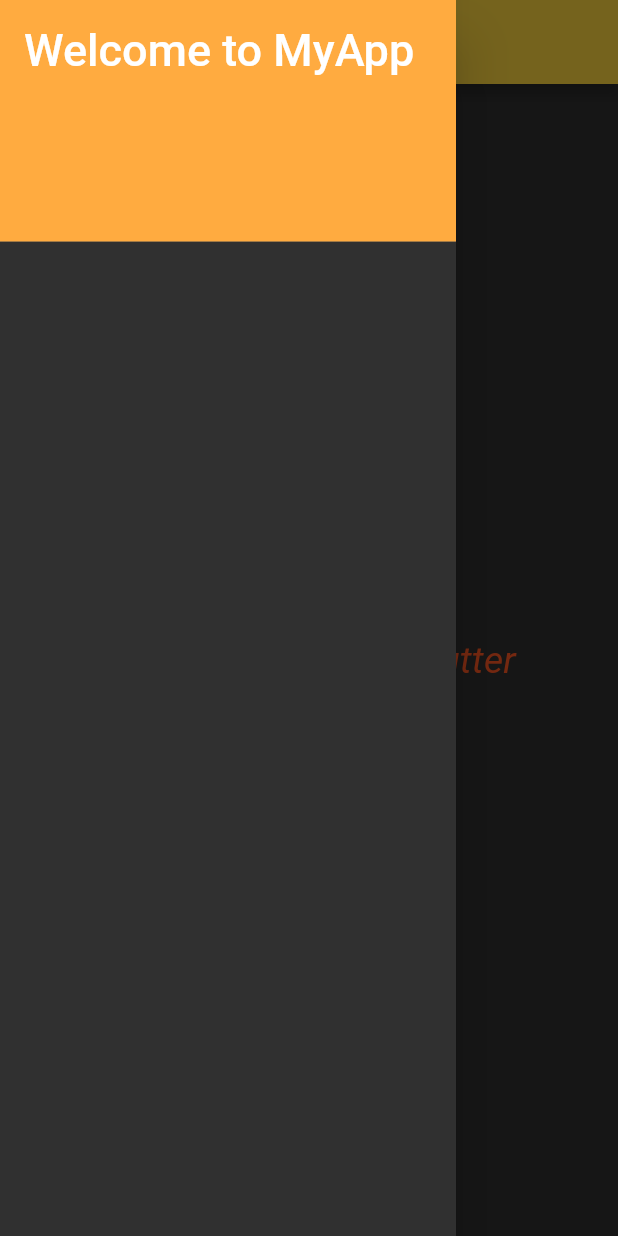
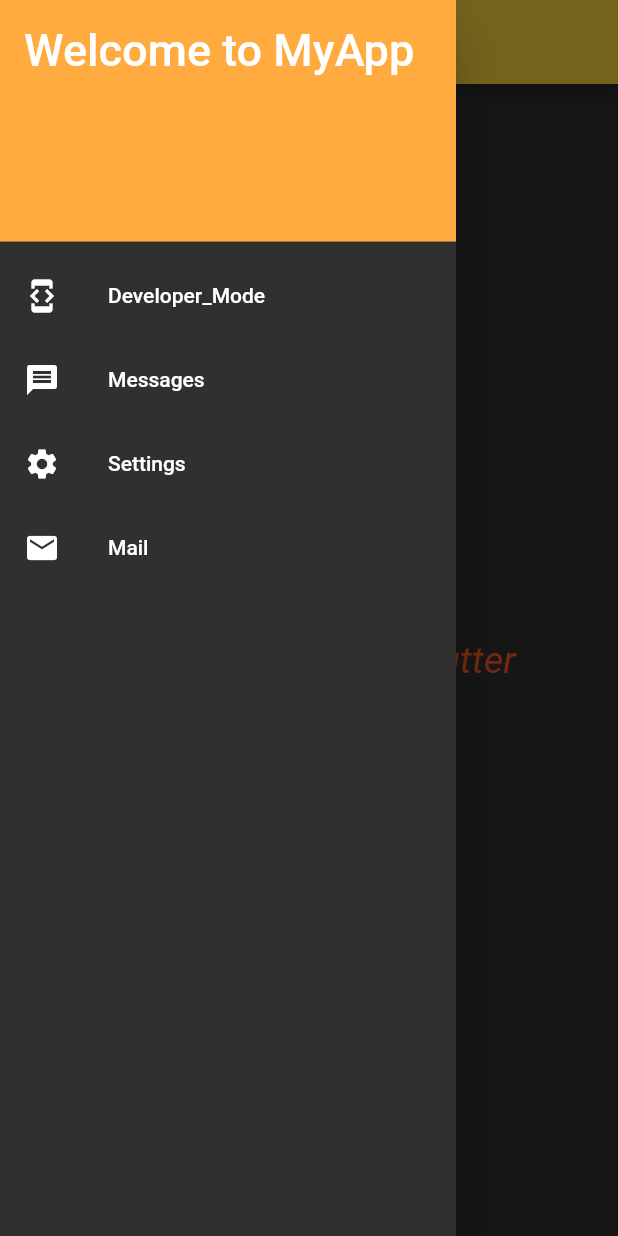
Before and after one commit to BANADDA/My_Flutter_App, a Flutter app: the screen it shows after launch, with the side drawer open, on a phone screen of 412 x 824 dp. Run offline on Flutter 3.47's test engine with Material 2 defaults, Android fonts, the light colour scheme and no system bars.

Commit message:
Second Commit

```diff
--- a/lib/main.dart
+++ b/lib/main.dart
@@ -26,7 +26,18 @@ class MyApp extends StatelessWidget {
                 "Welcome to MyApp",
                 style: TextStyle(color: Colors.white, fontSize: 30),
               ),
-            )
+            ),
+            ListTile( leading: Icon(Icons.developer_mode,),
+            title: Text("Developer_Mode"),),
+
+            ListTile( leading: Icon(Icons.message),
+            title: Text("Messages"),),
+
+            ListTile( leading: Icon(Icons.settings),
+            title: Text("Settings"),),
+
+            ListTile( leading: Icon(Icons.mail),
+            title: Text("Mail"),),
           ],
         ),
       ),
```
